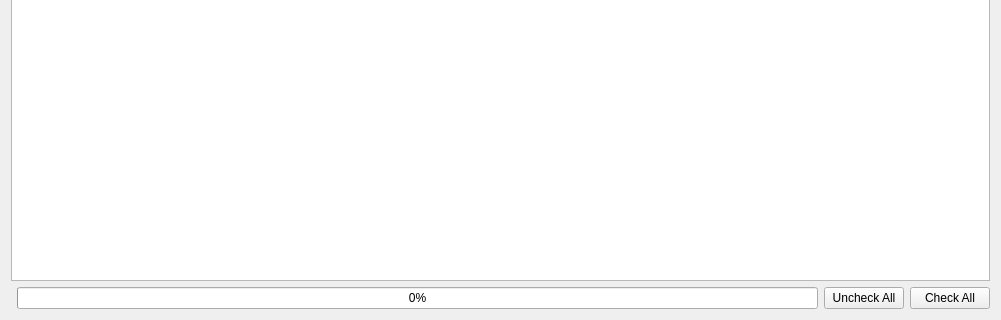
Above: src/Resources/PQSelectionPanel.ui from F2I-Consulting/fespp before the change; both pictures show x 0 to 1001 and y 576 to 896 of the 1001 by 896 pixel window. Below: the same form after it.
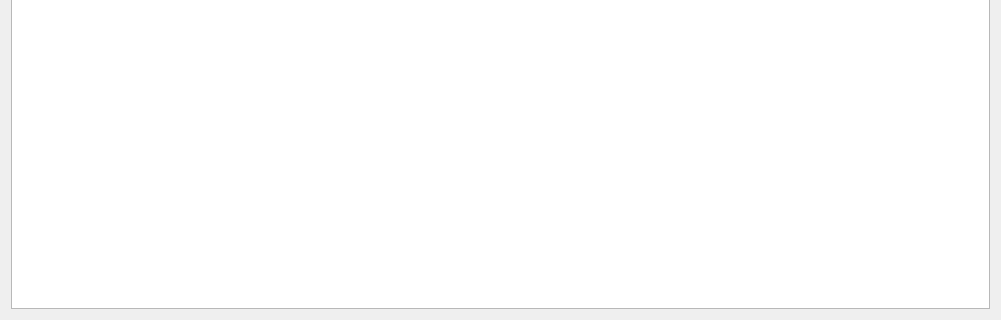
That is the form after the change.

```diff
--- a/src/Resources/PQSelectionPanel.ui
+++ b/src/Resources/PQSelectionPanel.ui
@@ -14,26 +14,6 @@
    <string>Form</string>
   </property>
   <layout class="QGridLayout" name="gridLayout">
-   <item row="1" column="3">
-    <widget class="QPushButton" name="checkAllButton">
-     <property name="text">
-      <string>Check All</string>
-     </property>
-    </widget>
-   </item>
-   <item row="1" column="1">
-    <widget class="QProgressBar" name="progressBar">
-     <property name="value">
-      <number>0</number>
-     </property>
-     <property name="textVisible">
-      <bool>true</bool>
-     </property>
-     <property name="invertedAppearance">
-      <bool>false</bool>
-     </property>
-    </widget>
-   </item>
    <item row="0" column="0" colspan="4">
     <widget class="QTreeWidget" name="treeWidget">
      <property name="enabled">
@@ -105,14 +85,7 @@
      </column>
     </widget>
    </item>
-   <item row="1" column="2">
-    <widget class="QPushButton" name="unCheckAllButton">
-     <property name="text">
-      <string>Uncheck All</string>
-     </property>
-    </widget>
-   </item>
-  </layout>
+   </layout>
  </widget>
  <resources>
   <include location="PQSelectionPanel.qrc"/>
```
